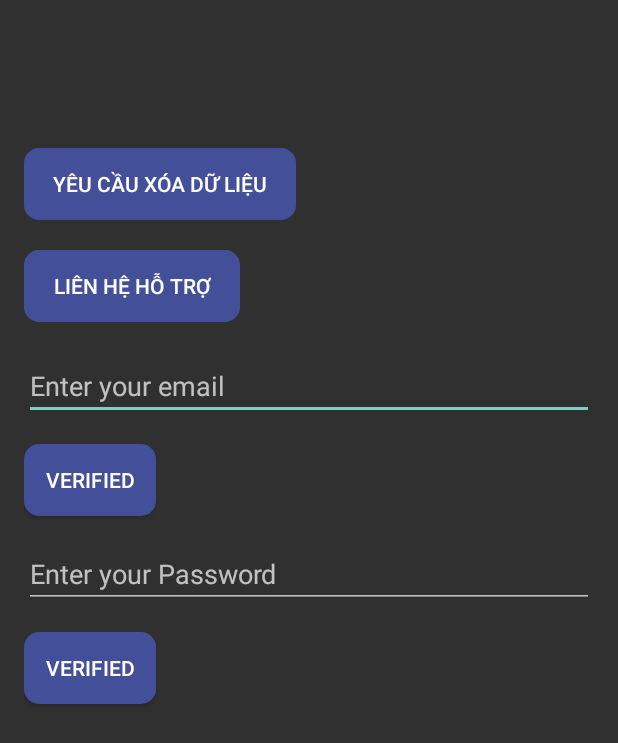
After one commit to bi12-300/CryptoCurrency, an Android app built with Jetpack Compose: the layout fragment_privacy.xml on its own in the app's theme, with its tools: preview values and no code run, on a phone screen of 412 x 824 dp. The commit adds this screen. Shown: the top 743 px of the screen. Run offline under Robolectric (Android 15) with nearby library versions, the phone set to English and light mode, and no system bars.

Commit message:
update user and privacy

```diff
--- a/CryptoCurrency/app/src/main/java/com/example/cryptocurrency/activity/MainActivity.kt
+++ b/CryptoCurrency/app/src/main/java/com/example/cryptocurrency/activity/MainActivity.kt
@@ -1,5 +1,6 @@
 package com.example.cryptocurrency.activity
 
+import PrivacyFragment
 import android.os.Bundle
 import androidx.appcompat.app.AppCompatActivity
 import androidx.fragment.app.Fragment
@@ -19,7 +20,8 @@ class MainActivity : AppCompatActivity() {
 
     override fun onCreate(savedInstanceState: Bundle?) {
         super.onCreate(savedInstanceState)
-        setContentView(R.layout.activity_main)  // Đảm bảo sử dụng layout đúng tên
+        setContentView(R.layout.activity_main) // Đảm bảo sử dụng layout đúng tên
+
 
         // Initial fragment setup
         if (savedInstanceState == null) {
@@ -74,4 +76,6 @@ class MainActivity : AppCompatActivity() {
             .replace(R.id.fragment_container, fragment)
             .commitAllowingStateLoss()
     }
+
+
 }
--- a/CryptoCurrency/app/src/main/java/com/example/cryptocurrency/fragment/Setting/SettingFragment.kt
+++ b/CryptoCurrency/app/src/main/java/com/example/cryptocurrency/fragment/Setting/SettingFragment.kt
@@ -1,5 +1,7 @@
 package com.example.cryptocurrency.fragment.Setting
 
+import PrivacyFragment
+import UserFragment
 import android.content.Intent
 import android.os.Bundle
 import android.view.LayoutInflater
--- /dev/null
+++ b/CryptoCurrency/app/src/main/res/drawable/custom_button.xml
@@ -0,0 +1,5 @@
+<?xml version="1.0" encoding="utf-8"?>
+<shape xmlns:android="http://schemas.android.com/apk/res/android" android:shape="rectangle">
+    <solid android:color="#435099"/>
+    <corners android:radius="10dp"/>
+</shape>
--- /dev/null
+++ b/CryptoCurrency/app/src/main/res/layout/fragment_privacy.xml
@@ -0,0 +1,79 @@
+<LinearLayout xmlns:android="http://schemas.android.com/apk/res/android"
+    android:layout_width="match_parent"
+    android:layout_height="match_parent"
+    android:orientation="vertical"
+    android:padding="16dp">
+
+
+
+    <!-- Header (Phần đầu) -->
+    <TextView
+        android:id="@+id/headerTitle"
+        android:layout_width="wrap_content"
+        android:layout_height="wrap_content"
+        android:textSize="24sp"
+        android:textStyle="bold" />
+
+    <TextView
+        android:id="@+id/headerDescription"
+        android:layout_width="wrap_content"
+        android:layout_height="wrap_content"
+        android:textSize="16sp"
+        android:paddingTop="8dp" />
+
+
+    <Button
+        android:id="@+id/deleteDataButton"
+        android:layout_width="181dp"
+        android:layout_height="wrap_content"
+        android:layout_marginTop="20dp"
+        android:background="@drawable/custom_button"
+        android:text="Yêu cầu xóa dữ liệu" />
+
+    <Button
+        android:id="@+id/contactSupportButton"
+        android:layout_width="144dp"
+        android:layout_height="wrap_content"
+        android:layout_marginTop="20dp"
+        android:background="@drawable/custom_button"
+        android:text="Liên hệ hỗ trợ" />
+
+    <!-- Email EditText -->
+    <EditText
+        android:id="@+id/emailEditText"
+        android:layout_width="match_parent"
+        android:layout_height="wrap_content"
+        android:hint="Enter your email"
+        android:layout_marginTop="20dp"
+        android:inputType="textEmailAddress"
+         />
+
+    <!-- Verify Button -->
+    <Button
+        android:id="@+id/buttonVerify"
+        android:layout_width="wrap_content"
+        android:layout_height="wrap_content"
+        android:layout_marginTop="16dp"
+        android:backgroundTint="#435099"
+        android:background="@drawable/custom_button"
+        android:text="Verified" />
+
+    <EditText
+        android:id="@+id/passwordEditText"
+        android:layout_width="match_parent"
+        android:layout_height="wrap_content"
+        android:layout_marginTop="16dp"
+        android:hint="Enter your Password"
+        android:inputType="textPassword"
+        android:focusable="true" />
+
+    <Button
+        android:id="@+id/buttonVerify1"
+        android:layout_width="wrap_content"
+        android:layout_height="wrap_content"
+        android:layout_marginTop="16dp"
+        android:backgroundTint="#435099"
+        android:background="@drawable/custom_button"
+        android:text="Verified" />
+
+</LinearLayout>
```
Also changed, not shown: CryptoCurrency/app/src/main/java/com/example/cryptocurrency/activity/SettingActivity.kt (deleted, +0 -21 lines), CryptoCurrency/app/src/main/java/com/example/cryptocurrency/fragment/Setting/PrivacyFragment.kt (+85 -42 lines), CryptoCurrency/app/src/main/java/com/example/cryptocurrency/fragment/Setting/UserFragment.kt (+58 -44 lines), CryptoCurrency/app/src/main/res/layout/fragment_user.xml (added, +64 -0 lines), CryptoCurrency/app/src/main/res/values/strings.xml (+13 -0 lines).
